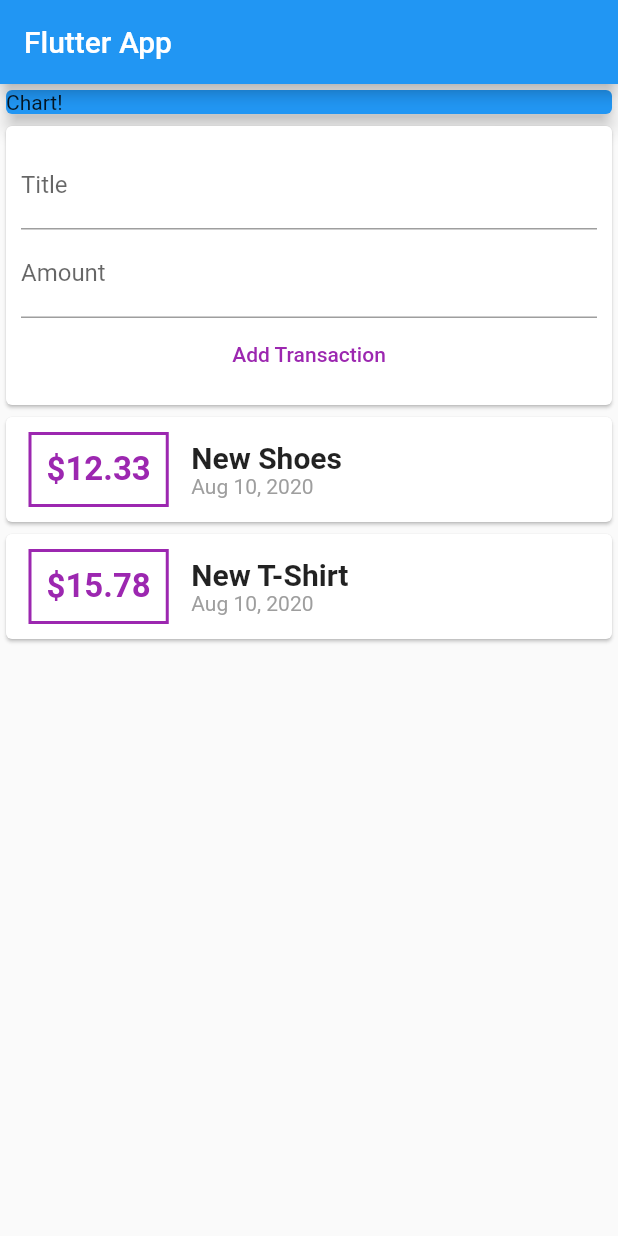
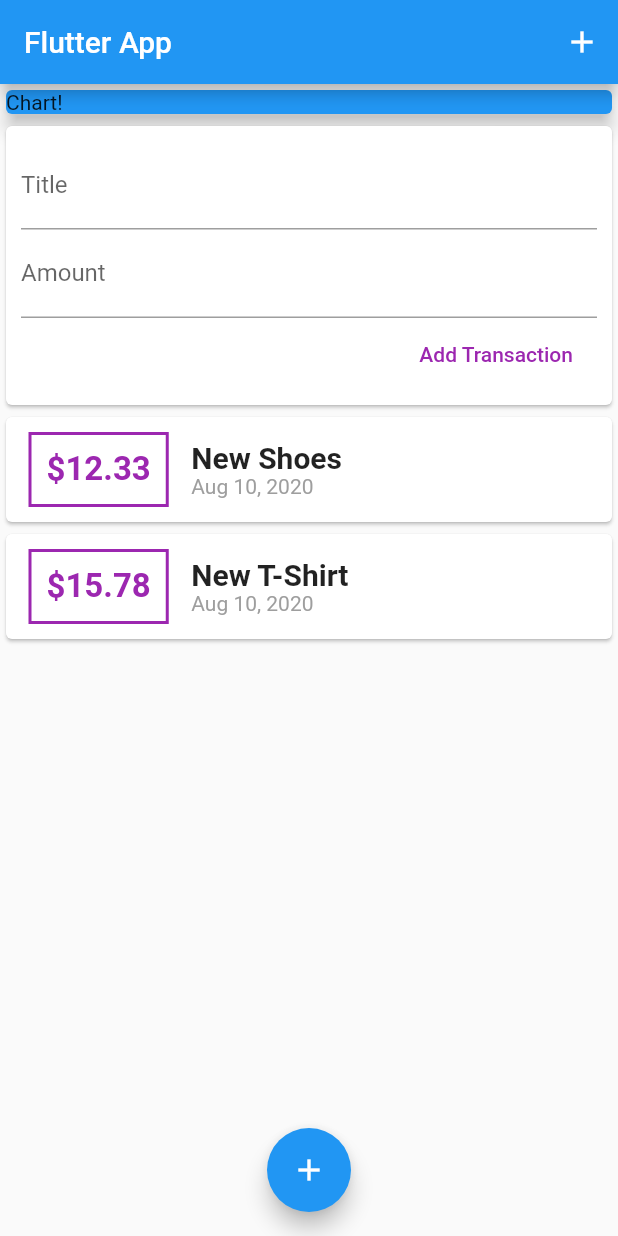
Before and after one commit to Ravikachhadiya/persional-expenses, a Flutter app: the screen it shows after launch, after a tap on "Add Transaction", on a phone screen of 412 x 824 dp. Run offline on Flutter 3.47's test engine with Material 2 defaults, Android fonts, the phone set to English and light mode, and no system bars.

Commit message:
Floating Button added

```diff
--- a/lib/main.dart
+++ b/lib/main.dart
@@ -21,9 +21,18 @@ class MyHomePage extends StatelessWidget {
     return Scaffold(
       appBar: AppBar(
         title: Text('Flutter App'),
+        actions: <Widget>[
+          IconButton(
+            icon: Icon(
+              Icons.add,
+              color: Colors.white,
+            ),
+            onPressed: null,
+          ),
+        ],
       ),
       body: SingleChildScrollView(
-              child: Column(
+        child: Column(
           mainAxisAlignment: MainAxisAlignment.start,
           children: <Widget>[
             Container(
@@ -34,9 +43,14 @@ class MyHomePage extends StatelessWidget {
                 elevation: 5,
               ),
             ),
-            UserTransaction()
+            UserTransaction(),
           ],
         ),
+      ),
+      floatingActionButtonLocation: FloatingActionButtonLocation.centerFloat,
+      floatingActionButton: FloatingActionButton(
+        child: Icon(Icons.add),
+        onPressed: () {},
       ),
     );
   }
--- a/lib/widgets/new_transaction.dart
+++ b/lib/widgets/new_transaction.dart
@@ -7,30 +7,44 @@ class NewTransaction extends StatelessWidget {
 
   NewTransaction(this.addTx);
 
+  void submitData() {
+    final editedTitle = titleController.text;
+    final editedAmount = double.parse(amountController.text);
+
+    if (editedTitle.isEmpty || editedAmount < 0) {
+      return;
+    }
+
+    addTx(
+      titleController.text,
+      double.parse(amountController.text),
+    );
+  }
+
   @override
   Widget build(BuildContext context) {
     return Card(
       child: Container(
         padding: EdgeInsets.all(10),
         child: Column(
+          crossAxisAlignment: CrossAxisAlignment.end,
           children: <Widget>[
             TextField(
               decoration: InputDecoration(labelText: 'Title'),
               controller: titleController,
+              keyboardType: TextInputType.text,
+              onSubmitted: (_) => submitData(),
             ),
             TextField(
               decoration: InputDecoration(labelText: 'Amount'),
               controller: amountController,
+              keyboardType: TextInputType.number,
+              onSubmitted: (_) => submitData(),
             ),
             FlatButton(
               child: Text('Add Transaction'),
               textColor: Colors.purple,
-              onPressed: () {
-                addTx(
-                  titleController.text,
-                  double.parse(amountController.text),
-                );
-              },
+              onPressed: () => submitData(),
             ),
           ],
         ),
--- a/lib/widgets/tansaction_list.dart
+++ b/lib/widgets/tansaction_list.dart
@@ -29,7 +29,7 @@ class TransacationList extends StatelessWidget {
                   ),
                   padding: EdgeInsets.all(10),
                   child: Text(
-                    '\$${transactions[index].amount}',
+                    '\$${transactions[index].amount.toStringAsFixed(2)}',
                     style: TextStyle(
                       color: Colors.purple,
                       fontSize: 22,
```
